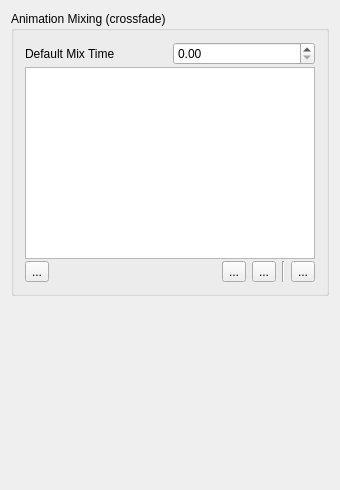
Old version of the form Editor/src/Items/Spine/SpineWidget.ui in the repository GameOverture/HarmonyEngine.
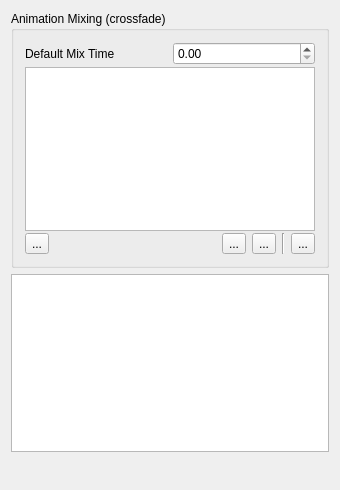
New version of the form. Icons and pictures are not drawn.

Commit message: Spine skins implemented per state, both in editor and engine

```diff
--- a/Editor/src/Items/Spine/SpineWidget.ui
+++ b/Editor/src/Items/Spine/SpineWidget.ui
@@ -104,6 +104,9 @@
    </item>
    <item>
     <layout class="QVBoxLayout" name="lytMainVerticalLayout">
+     <item>
+      <widget class="QTreeView" name="skinTreeView"/>
+     </item>
      <item>
       <spacer name="verticalSpacer">
        <property name="orientation">
```
The commit also changes 21 other files.
